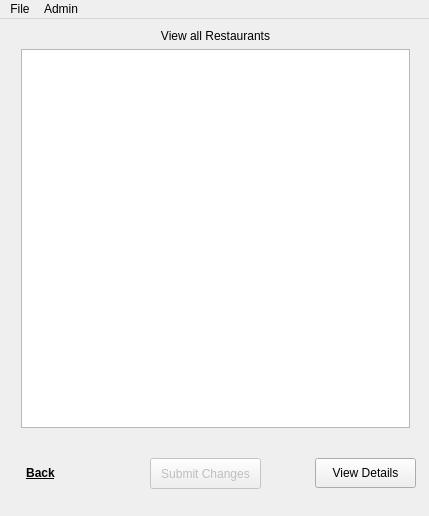
Above: src/form/mainwindow.ui from dank-devz/effective-octo-meme before the change. Below: the same form after it.
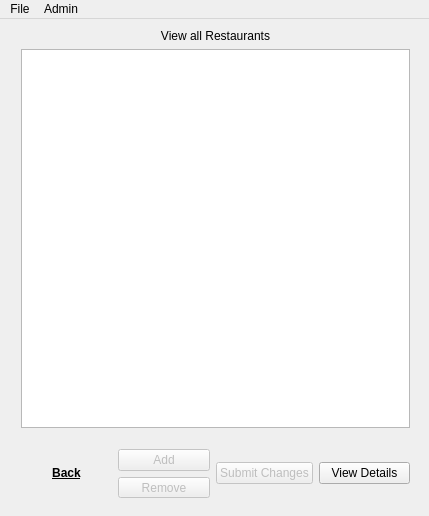
That is the form after the change. The open tabs and pages were chosen to show the change.

Commit message: add buttons for adding and removing a restaurant, wrap admin initializations up in a nice function

What changed in the file:
```diff
--- a/src/form/mainwindow.ui
+++ b/src/form/mainwindow.ui
@@ -104,42 +104,6 @@
      </widget>
     </widget>
     <widget class="QWidget" name="page_viewAllRestaurants">
-     <widget class="QPushButton" name="viewAllRestaurants_pushButton_back">
-      <property name="geometry">
-       <rect>
-        <x>10</x>
-        <y>440</y>
-        <width>61</width>
-        <height>30</height>
-       </rect>
-      </property>
-      <property name="font">
-       <font>
-        <weight>75</weight>
-        <bold>true</bold>
-        <underline>true</underline>
-       </font>
-      </property>
-      <property name="text">
-       <string>Back</string>
-      </property>
-      <property name="flat">
-       <bool>true</bool>
-      </property>
-     </widget>
-     <widget class="QPushButton" name="viewAllRestaurants_pushButton_viewDetails">
-      <property name="geometry">
-       <rect>
-        <x>315</x>
-        <y>440</y>
-        <width>101</width>
-        <height>30</height>
-       </rect>
-      </property>
-      <property name="text">
-       <string>View Details</string>
-      </property>
-     </widget>
      <widget class="QWidget" name="layoutWidget">
       <property name="geometry">
        <rect>
@@ -193,21 +157,75 @@
        </item>
       </layout>
      </widget>
-     <widget class="QPushButton" name="admin_submitChanges_restaurant_pushButton">
-      <property name="enabled">
-       <bool>false</bool>
-      </property>
+     <widget class="QWidget" name="horizontalLayoutWidget">
       <property name="geometry">
        <rect>
-        <x>150</x>
-        <y>440</y>
-        <width>111</width>
-        <height>31</height>
+        <x>10</x>
+        <y>420</y>
+        <width>411</width>
+        <height>71</height>
        </rect>
       </property>
-      <property name="text">
-       <string>Submit Changes</string>
-      </property>
+      <layout class="QHBoxLayout" name="horizontalLayout">
+       <item>
+        <widget class="QPushButton" name="viewAllRestaurants_pushButton_back">
+         <property name="font">
+          <font>
+           <weight>75</weight>
+           <bold>true</bold>
+           <underline>true</underline>
+          </font>
+         </property>
+         <property name="text">
+          <string>Back</string>
+         </property>
+         <property name="flat">
+          <bool>true</bool>
+         </property>
+        </widget>
+       </item>
+       <item>
+        <layout class="QVBoxLayout" name="verticalLayout_3">
+         <item>
+          <widget class="QPushButton" name="admin_viewAllRestaurants_addRestaurant_pushButton">
+           <property name="enabled">
+            <bool>false</bool>
+           </property>
+           <property name="text">
+            <string>Add</string>
+           </property>
+          </widget>
+         </item>
+         <item>
+          <widget class="QPushButton" name="admin_viewAllRestaurants_removeRestaurant_pushButton">
+           <property name="enabled">
+            <bool>false</bool>
+           </property>
+           <property name="text">
+            <string>Remove</string>
+           </property>
+          </widget>
+         </item>
+        </layout>
+       </item>
+       <item>
+        <widget class="QPushButton" name="admin_submitChanges_restaurant_pushButton">
+         <property name="enabled">
+          <bool>false</bool>
+         </property>
+         <property name="text">
+          <string>Submit Changes</string>
+         </property>
+        </widget>
+       </item>
+       <item>
+        <widget class="QPushButton" name="viewAllRestaurants_pushButton_viewDetails">
+         <property name="text">
+          <string>View Details</string>
+         </property>
+        </widget>
+       </item>
+      </layout>
      </widget>
     </widget>
     <widget class="QWidget" name="page_planRegularTrip">
```
Left out of the diff: 2 changed lines with no effect on the pictures. The commit also changes 2 other files.
